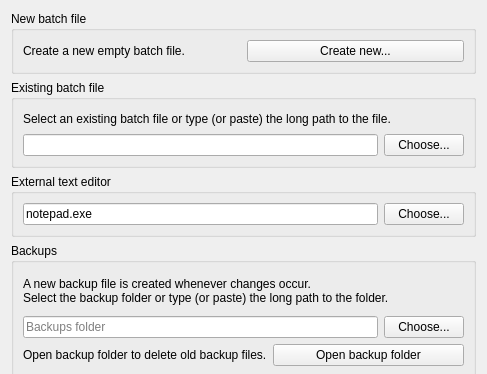
The window that dialog.ui (MarioUnoDueTreQuattro/KillManagerQt) describes before a commit, drawn with Qt 5; both pictures show x 0 to 487 and y 0 to 374 of the 487 by 675 pixel window.
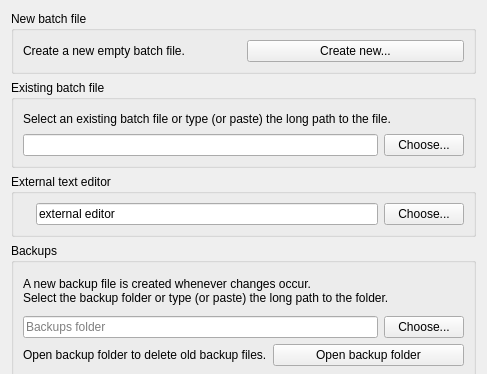
The same window after the commit. Icons and pictures are not drawn.

```diff
--- a/dialog.ui
+++ b/dialog.ui
@@ -130,10 +130,17 @@
      <layout class="QVBoxLayout" name="verticalLayout_4">
       <item>
        <layout class="QHBoxLayout" name="horizontalLayout_2">
+        <item>
+         <widget class="QLabel" name="labelIcon">
+          <property name="text">
+           <string/>
+          </property>
+         </widget>
+        </item>
         <item>
          <widget class="QLineEdit" name="lineEditExternaEditor">
           <property name="text">
-           <string>notepad.exe</string>
+           <string>external editor</string>
           </property>
          </widget>
         </item>
```
